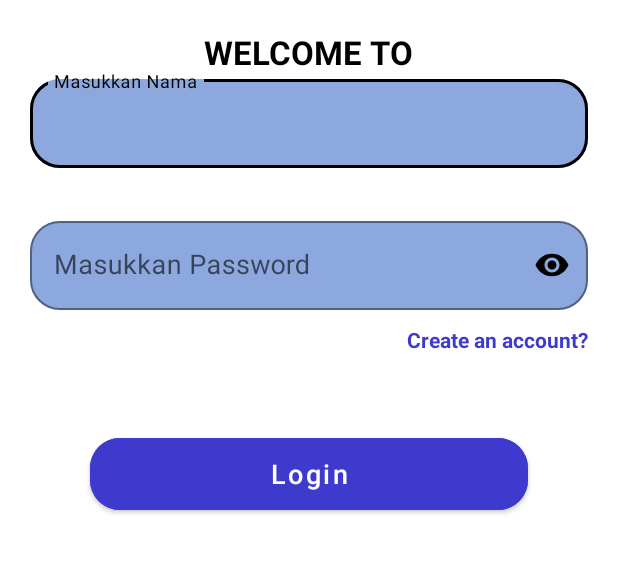
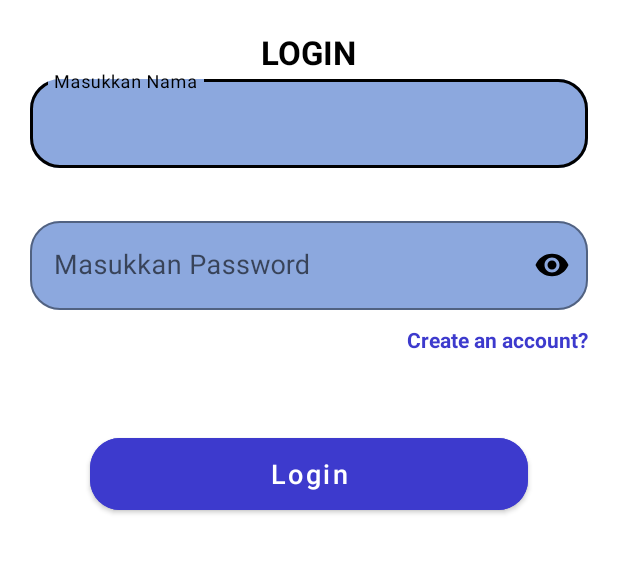
Before and after one commit to alphacoderds/Aplikasi_Appsensi, an Android app: the layout activity_login.xml on its own in the app's theme, with its tools: preview values and no code run, on a phone screen of 412 x 824 dp, the part 345-919 px from its top. Run offline under Robolectric (Android 15) with nearby library versions, the phone set to English and light mode, and no system bars.

Commit message:
Membuat halaman SplashActivity

```diff
--- a/app/build.gradle
+++ b/app/build.gradle
@@ -49,6 +49,8 @@ dependencies {
     implementation 'com.google.android.gms:play-services-location:21.0.1'
     implementation 'androidx.constraintlayout:constraintlayout:2.1.4'
     implementation 'androidx.annotation:annotation:1.7.0'
+    implementation 'androidx.core:core-ktx:+'
+    implementation 'androidx.lifecycle:lifecycle-viewmodel-ktx:2.2.0'
     testImplementation 'junit:junit:4.13.2'
     androidTestImplementation 'androidx.test.ext:junit:1.1.5'
     androidTestImplementation 'androidx.test.espresso:espresso-core:3.5.1'
--- /dev/null
+++ b/app/src/main/java/com/example/aplikasiappsensi/SplashActivity.kt
@@ -0,0 +1,27 @@
+package com.example.aplikasiappsensi
+
+import android.annotation.SuppressLint
+import android.content.Intent
+import androidx.appcompat.app.AppCompatActivity
+import android.os.Bundle
+import android.os.Handler
+import android.os.Looper
+
+@SuppressLint("CustomSplashScreen")
+class SplashActivity : AppCompatActivity() {
+    override fun onCreate(savedInstanceState: Bundle?) {
+        super.onCreate(savedInstanceState)
+        setContentView(R.layout.activity_splash)
+
+        Handler(Looper.getMainLooper()).postDelayed({
+            goToMainActivity()
+        }, 3000L)
+    }
+
+    private fun goToMainActivity() {
+        Intent(this, MainActivity::class.java).also {
+            startActivity(it)
+            finish()
+        }
+    }
+}
--- a/app/src/main/res/layout/activity_login.xml
+++ b/app/src/main/res/layout/activity_login.xml
@@ -27,7 +27,7 @@
                 android:layout_height="wrap_content"
                 android:layout_gravity="center"
                 android:layout_marginTop="20sp"
-                android:text="Welcome to"
+                android:text="LOGIN"
                 android:textAllCaps="true"
                 android:textColor="@color/black"
                 android:textSize="22sp"
--- /dev/null
+++ b/app/src/main/res/values-land/dimens.xml
@@ -0,0 +1,3 @@
+<resources>
+ <dimen name="activity_horizontal_margin">48dp</dimen>
+</resources>
--- /dev/null
+++ b/app/src/main/res/values-w1240dp/dimens.xml
@@ -0,0 +1,3 @@
+<resources>
+ <dimen name="activity_horizontal_margin">200dp</dimen>
+</resources>
--- /dev/null
+++ b/app/src/main/res/values-w600dp/dimens.xml
@@ -0,0 +1,3 @@
+<resources>
+ <dimen name="activity_horizontal_margin">48dp</dimen>
+</resources>
--- a/app/src/main/res/values/strings.xml
+++ b/app/src/main/res/values/strings.xml
@@ -9,4 +9,5 @@
     <string name="invalid_username">Not a valid username</string>
     <string name="invalid_password">Password must be >5 characters</string>
     <string name="login_failed">"Login failed"</string>
+    <string name="title_activity_login2">LoginActivity2</string>
 </resources>
--- a/build.gradle
+++ b/build.gradle
@@ -1,4 +1,7 @@
 buildscript {
+    ext {
+        kotlin_version = '2.0.0-Beta2'
+    }
     repositories {
         google()
         mavenCentral()
@@ -6,6 +9,7 @@ buildscript {
     dependencies {
         classpath 'com.google.gms:google-services:4.4.0'
         classpath 'com.android.tools.build:gradle:7.1.3'
+        classpath "org.jetbrains.kotlin:kotlin-gradle-plugin:$kotlin_version"
     }
 }// Top-level build file where you can add configuration options common to all sub-projects/modules.
 plugins {
```
Also changed, not shown: app/src/main/AndroidManifest.xml (+7 -4 lines), app/src/main/res/layout/activity_splash.xml (added, +48 -0 lines).
